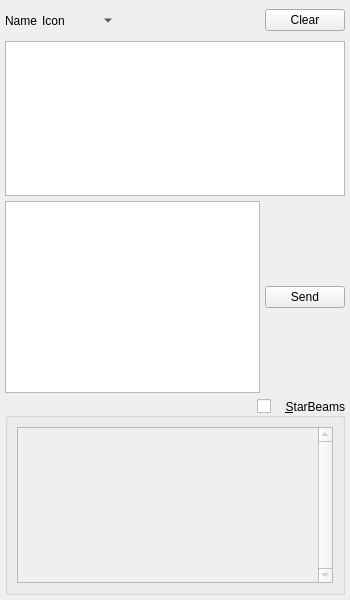
Before: the Qt Designer form branches/trunk/GoldBug-UI/chatwindow.ui in textbrowser/spot-on, drawn with Qt 5.
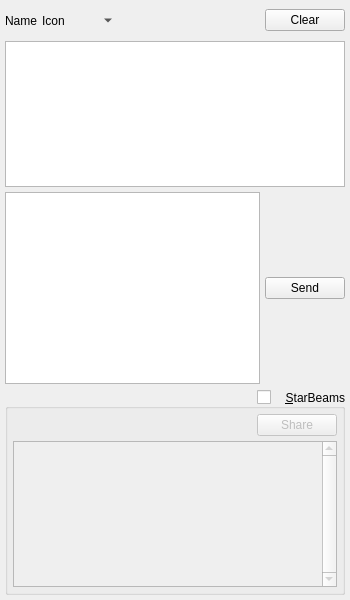
After: the same form once the commit is applied. Icons and pictures are not drawn. Custom widgets are drawn as their Qt base class.

Commit message: Share SBs from dialogs.

Patch:
```diff
--- a/branches/trunk/GoldBug-UI/chatwindow.ui
+++ b/branches/trunk/GoldBug-UI/chatwindow.ui
@@ -147,6 +147,42 @@
        <bool>false</bool>
       </property>
       <layout class="QVBoxLayout" name="verticalLayout_2">
+       <property name="spacing">
+        <number>5</number>
+       </property>
+       <property name="margin">
+        <number>5</number>
+       </property>
+       <item>
+        <layout class="QHBoxLayout" name="horizontalLayout_2">
+         <property name="spacing">
+          <number>5</number>
+         </property>
+         <item>
+          <spacer name="horizontalSpacer">
+           <property name="orientation">
+            <enum>Qt::Horizontal</enum>
+           </property>
+           <property name="sizeHint" stdset="0">
+            <size>
+             <width>40</width>
+             <height>20</height>
+            </size>
+           </property>
+          </spacer>
+         </item>
+         <item>
+          <widget class="QPushButton" name="share">
+           <property name="toolTip">
+            <string>Share a StarBeam.</string>
+           </property>
+           <property name="text">
+            <string>Share</string>
+           </property>
+          </widget>
+         </item>
+        </layout>
+       </item>
        <item>
         <widget class="QTableView" name="table">
          <property name="verticalScrollBarPolicy">
```
Left out of the diff: 1 changed line with no effect on the pictures. The commit also changes 5 other files.
